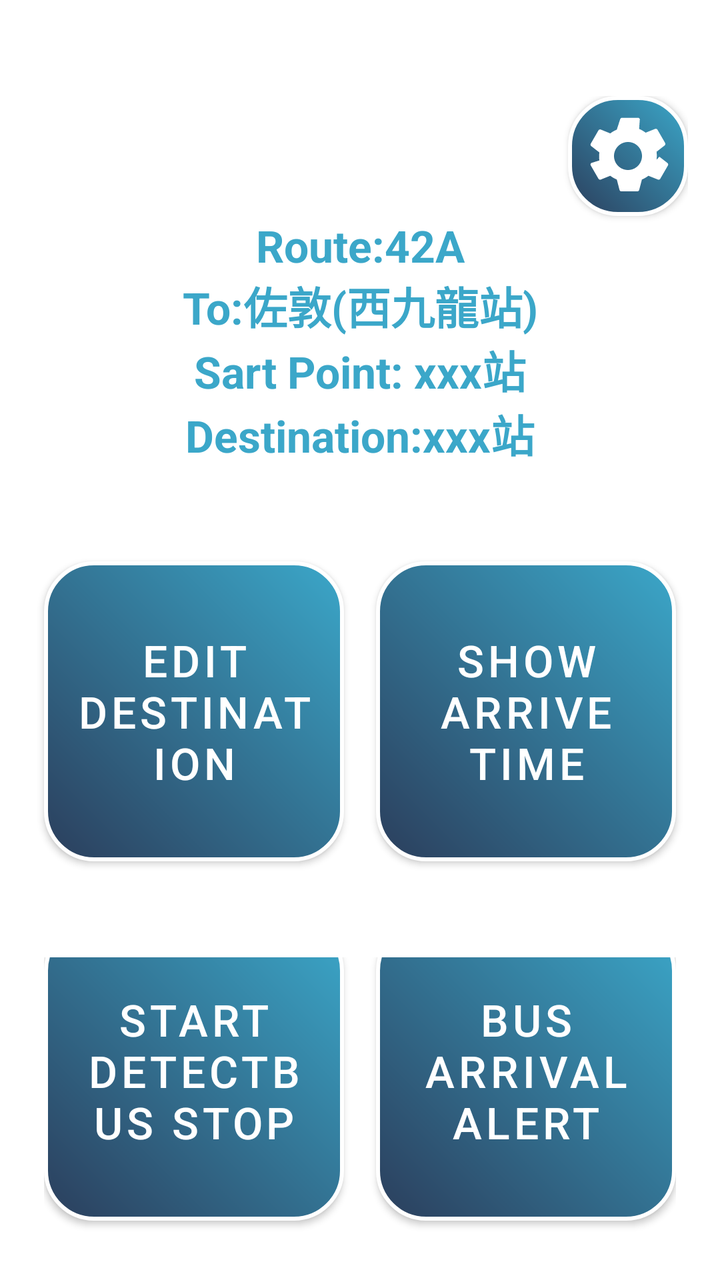
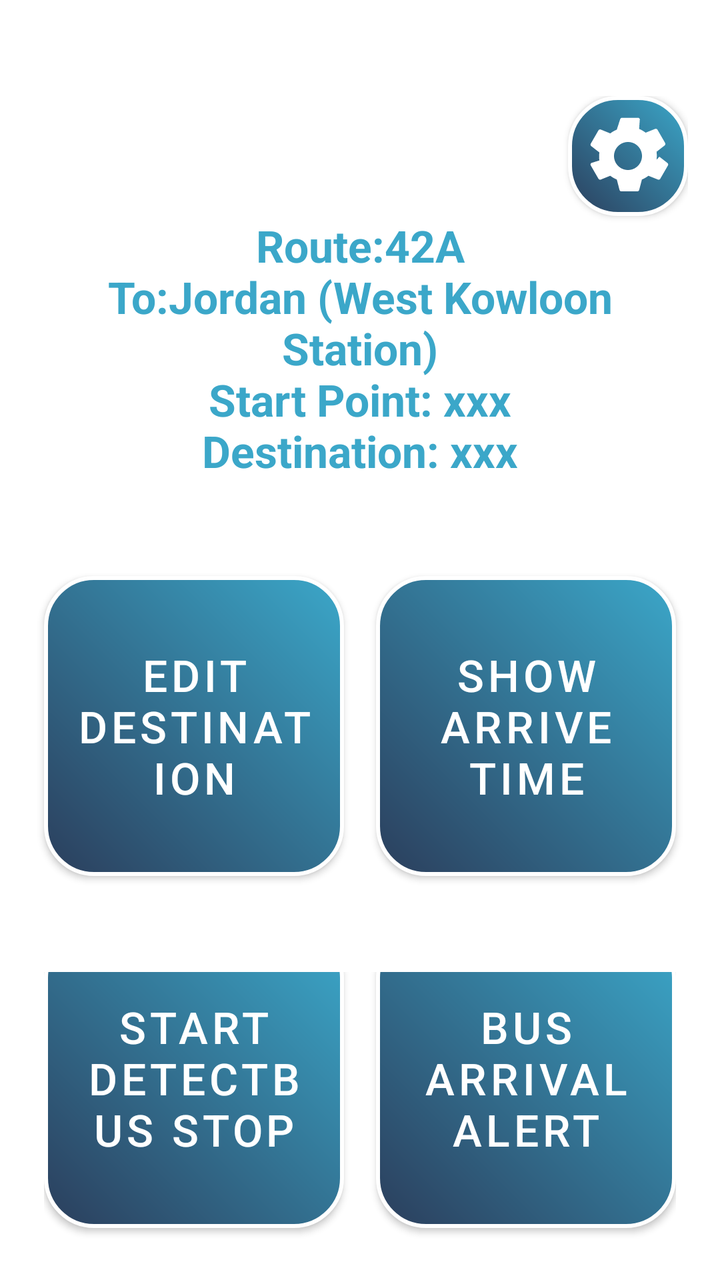

An Android layout rendered at two revisions. The XML below is the earlier revision; the diff shows what the commit changed to produce the second picture.
<!-- AndroidManifest.xml: application theme Theme.VISTA -->
<!-- res/layout/activity_find_bus_stop_menu_page.xml -->
<LinearLayout xmlns:android="http://schemas.android.com/apk/res/android"
    xmlns:app="http://schemas.android.com/apk/res-auto"
    android:id="@+id/main"
    android:layout_width="match_parent"
    android:layout_height="match_parent"
    android:background="@color/white"
    android:orientation="vertical"
    android:gravity="center"
    android:padding="16dp">

    
    <LinearLayout
        android:layout_width="match_parent"
        android:layout_height="wrap_content"
        android:layout_marginTop="32dp"
        android:orientation="vertical"
        android:gravity="center">

        
        <LinearLayout
            android:layout_width="match_parent"
            android:layout_height="wrap_content"
            android:orientation="vertical"
            android:gravity="center">
            <com.google.android.material.button.MaterialButton
                android:id="@+id/btnFindBusStopMenuPageSetting"
                android:layout_width="60dp"
                android:layout_height="60dp"
                android:layout_gravity="end"
                android:background="@drawable/button_setting"
                android:onClick="openSettingPage"
                app:backgroundTint="@null"
                app:backgroundTintMode="src_over"
                app:cornerRadius="0dp"
                app:strokeColor="@null"
                app:strokeWidth="0dp" />
            <TextView
                android:id="@+id/txtFindBusStopMenuPageBusRoute"
                android:layout_width="wrap_content"
                android:layout_height="wrap_content"
                android:layout_marginBottom="32dp"
                android:gravity="center"
                android:text="Route:42A\nTo:佐敦(西九龍站)\nSart Point: xxx站\nDestination:xxx站"
                android:textSize="22sp"
                android:textStyle="bold"
                android:textColor="#3BA7C9" />
        </LinearLayout>

        
        <LinearLayout
            android:layout_width="356dp"
            android:layout_height="wrap_content"
            android:layout_marginBottom="32dp"
            android:gravity="center"
            android:orientation="horizontal">
            <com.google.android.material.button.MaterialButton
                android:id="@+id/btnFindBusStopMenuPageEditDestination"
                style="@style/SemiTransparentRoundedButton"
                android:layout_width="150dp"
                android:layout_height="150dp"
                android:layout_marginTop="16dp"
                android:layout_marginEnd="16dp"
                android:layout_marginBottom="16dp"
                android:background="@drawable/btn_photo_gradient"
                android:text="@string/FindBusStopMenuPage_EditDestination"
                android:textSize="22sp"
                app:backgroundTint="@null"
                app:backgroundTintMode="src_over"
                app:cornerRadius="0dp"
                app:strokeColor="@null"
                app:strokeWidth="0dp" />
            <com.google.android.material.button.MaterialButton
                android:id="@+id/btnFindBusStopMenuPageShowArriveTIme"
                style="@style/SemiTransparentRoundedButton"
                android:layout_width="150dp"
                android:layout_height="150dp"
                android:layout_marginTop="16dp"
                android:layout_marginBottom="16dp"
                android:background="@drawable/btn_photo_gradient"
                android:text="@string/FindBusStopMenuPage_ShowArriveTIme"
                android:textSize="22sp"
                app:backgroundTint="@null"
                app:backgroundTintMode="src_over"
                app:cornerRadius="0dp"
                app:strokeColor="@null"
                app:strokeWidth="0dp" />
        </LinearLayout>

        
        <LinearLayout
            android:layout_width="wrap_content"
            android:layout_height="wrap_content"
            android:gravity="center"
            android:orientation="horizontal">
            <com.google.android.material.button.MaterialButton
                android:id="@+id/btnFindBusStopMenuPageStartDetectBusStop"
                style="@style/SemiTransparentRoundedButton"
                android:layout_width="150dp"
                android:layout_height="150dp"
                android:layout_marginEnd="16dp"
                android:layout_marginBottom="16dp"
                android:background="@drawable/btn_photo_gradient"
                android:text="@string/FindBusStopMenuPage_StartDetectBusStop"
                android:textSize="22sp"
                app:backgroundTint="@null"
                app:backgroundTintMode="src_over"
                app:cornerRadius="0dp"
                app:strokeColor="@null"
                app:strokeWidth="0dp" />
            <com.google.android.material.button.MaterialButton
                android:id="@+id/btnFindBusStopMenuPageBusArrivalAlert"
                style="@style/SemiTransparentRoundedButton"
                android:layout_width="150dp"
                android:layout_height="150dp"
                android:layout_marginBottom="16dp"
                android:background="@drawable/btn_photo_gradient"
                android:text="@string/FindBusStopMenuPage_BusArrivalAlert"
                android:textSize="22sp"
                app:backgroundTint="@null"
                app:backgroundTintMode="src_over"
                app:cornerRadius="0dp"
                app:strokeColor="@null"
                app:strokeWidth="0dp" />
        </LinearLayout>
    </LinearLayout>
</LinearLayout>
<!-- resources referenced by this layout -->
<resources>
  <color name="white">#FFFFFF</color>
  <!-- drawable btn_photo_gradient (drawable) -->
  <?xml version="1.0" encoding="utf-8"?>
  <shape xmlns:android="http://schemas.android.com/apk/res/android"
      android:shape="rectangle">
  
      
      <gradient
          android:startColor="#2B3E5C"
          android:endColor="#3BA7C9"
          android:angle="45"
      />
  
      
      <corners android:radius="24dp" />
  
      
      <stroke
          android:width="2dp"
          android:color="#FFFFFF" />
  
  </shape>
  <!-- drawable button_setting (drawable) -->
  <?xml version="1.0" encoding="utf-8"?>
  <layer-list xmlns:android="http://schemas.android.com/apk/res/android">
      
      <item android:drawable="@drawable/btn_photo_gradient"/>
      
      <item
          android:drawable="@drawable/ic_gear"
          android:width="48dp"
          android:height="48dp"
          android:gravity="center"/>
  </layer-list>
  <string name="FindBusStopMenuPage_BusArrivalAlert">Bus Arrival Alert</string>
  <string name="FindBusStopMenuPage_EditDestination">Edit Destination</string>
  <string name="FindBusStopMenuPage_ShowArriveTIme">Show Arrive Time</string>
  <string name="FindBusStopMenuPage_StartDetectBusStop">Start DetectBus Stop</string>
  <style name="SemiTransparentRoundedButton" parent="Widget.MaterialComponents.Button">
          <item name="android:textColor">#FFFFFF</item>
          <item name="background">@drawable/button_selector</item> 
          <item name="cornerRadius">24dp</item>
          <item name="strokeColor">#FFFFFF</item>
          <item name="strokeWidth">2dp</item>
          <item name="backgroundTint">#20FFFFFF</item> 
      </style>
  <style name="Theme.VISTA" parent="Theme.MaterialComponents.DayNight.NoActionBar">
          <item name="colorPrimary">@color/semi_transparent_white</item>
          <item name="colorPrimaryVariant">@color/semi_transparent_white</item>
          <item name="colorOnPrimary">@color/white</item>
          <item name="android:statusBarColor">#D3D3D3</item>
      </style>
  <!-- drawable button_selector (drawable) -->
  <?xml version="1.0" encoding="utf-8"?>
  <selector xmlns:android="http://schemas.android.com/apk/res/android">
      
      <item android:state_pressed="true">
          <shape android:shape="rectangle">
              <solid android:color="#20FFFFFF" /> 
              <stroke android:width="2dp" android:color="#FFFFFF" />
              <corners android:radius="24dp" />
          </shape>
      </item>
  
      
      <item android:state_selected="true">
          <shape android:shape="rectangle">
              <solid android:color="#FFFF00" /> 
              <stroke android:width="2dp" android:color="#FFFFFF" />
              <corners android:radius="24dp" />
          </shape>
      </item>
  
      
      <item>
          <shape android:shape="rectangle">
              <solid android:color="#20FFFFFF" /> 
              <stroke android:width="2dp" android:color="#FFFFFF" />
              <corners android:radius="24dp" />
          </shape>
      </item>
  </selector>
  <color name="semi_transparent_white">#80FFFFFF</color>
  <!-- unchanged entries left out for length: 1 -->
</resources>

<!-- the commit's change to res/layout/activity_find_bus_stop_menu_page.xml (unified diff, before → after) -->
@@ -40,7 +40,7 @@
                 android:layout_height="wrap_content"
                 android:layout_marginBottom="32dp"
                 android:gravity="center"
-                android:text="Route:42A\nTo:佐敦(西九龍站)\nSart Point: xxx站\nDestination:xxx站"
+                android:text="@string/FindBusStopMenuPage_BusRouteInfo"
                 android:textSize="22sp"
                 android:textStyle="bold"
                 android:textColor="#3BA7C9" />
<!-- resource entries referenced after the edit -->
@@ -35,6 +35,7 @@
           android:gravity="center"/>
   </layer-list>
   <string name="FindBusStopMenuPage_BusArrivalAlert">Bus Arrival Alert</string>
+  <string name="FindBusStopMenuPage_BusRouteInfo">Route:42A\nTo:Jordan (West Kowloon Station)\nStart Point: xxx\nDestination: xxx</string>
   <string name="FindBusStopMenuPage_EditDestination">Edit Destination</string>
   <string name="FindBusStopMenuPage_ShowArriveTIme">Show Arrive Time</string>
   <string name="FindBusStopMenuPage_StartDetectBusStop">Start DetectBus Stop</string>
